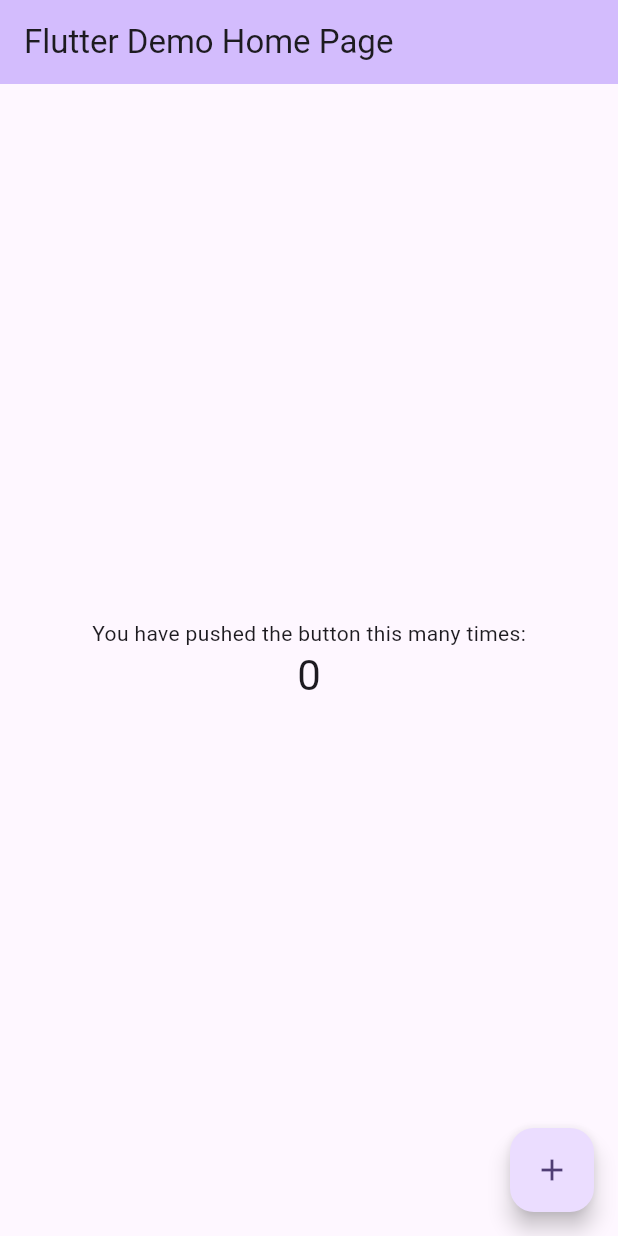
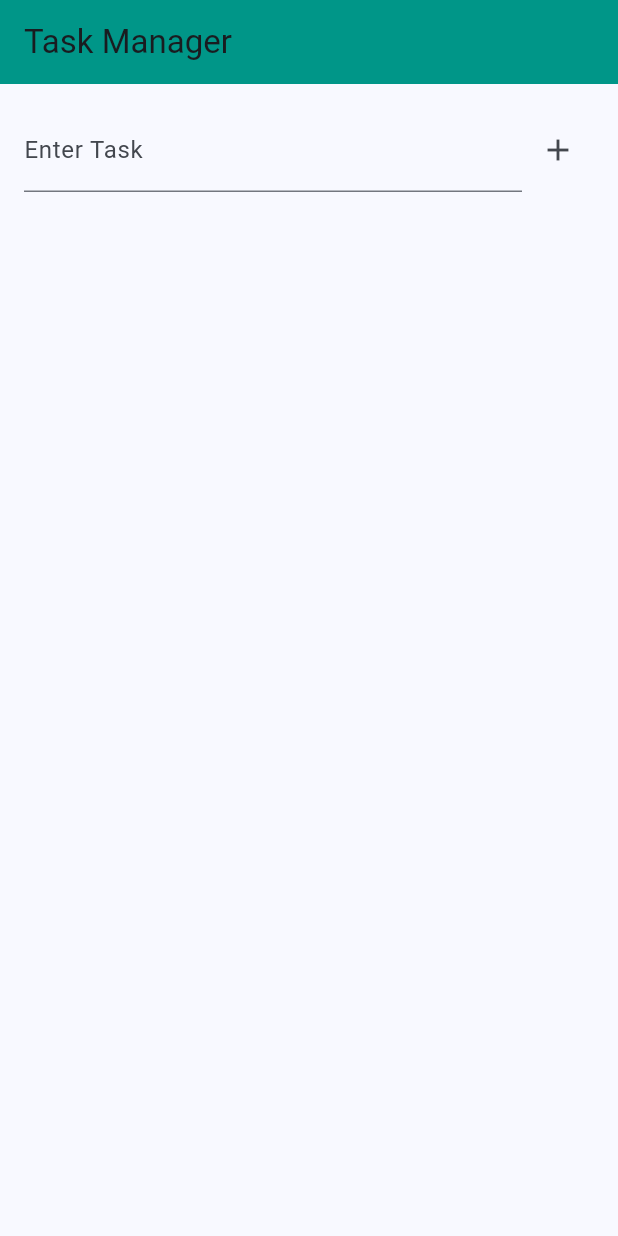
Before and after one commit to amean101/CW3, a Flutter app: the screen it shows after launch, on a phone screen of 412 x 824 dp. Run offline on Flutter 3.47's test engine with Material 3 defaults, Android fonts, the phone set to English and light mode, and no system bars.

Commit message:
Created Task class with 2 instances & started TaskList widget

```diff
--- a/lib/main.dart
+++ b/lib/main.dart
@@ -4,122 +4,117 @@ void main() {
   runApp(const MyApp());
 }
 
+class Task {
+  String name;
+  bool isCompleted;
+
+  Task(this.name, {this.isCompleted = false});
+}
+
 class MyApp extends StatelessWidget {
   const MyApp({super.key});
 
-  // This widget is the root of your application.
   @override
   Widget build(BuildContext context) {
     return MaterialApp(
-      title: 'Flutter Demo',
+      title: 'Task Manager',
+      debugShowCheckedModeBanner: false,
       theme: ThemeData(
-        // This is the theme of your application.
-        //
-        // TRY THIS: Try running your application with "flutter run". You'll see
-        // the application has a purple toolbar. Then, without quitting the app,
-        // try changing the seedColor in the colorScheme below to Colors.green
-        // and then invoke "hot reload" (save your changes or press the "hot
-        // reload" button in a Flutter-supported IDE, or press "r" if you used
-        // the command line to start the app).
-        //
-        // Notice that the counter didn't reset back to zero; the application
-        // state is not lost during the reload. To reset the state, use hot
-        // restart instead.
-        //
-        // This works for code too, not just values: Most code changes can be
-        // tested with just a hot reload.
-        colorScheme: ColorScheme.fromSeed(seedColor: Colors.deepPurple),
+        colorScheme: ColorScheme.fromSeed(seedColor: Colors.blue),
         useMaterial3: true,
       ),
-      home: const MyHomePage(title: 'Flutter Demo Home Page'),
+      home: const TaskListScreen(),
     );
   }
 }
 
-class MyHomePage extends StatefulWidget {
-  const MyHomePage({super.key, required this.title});
-
-  // This widget is the home page of your application. It is stateful, meaning
-  // that it has a State object (defined below) that contains fields that affect
-  // how it looks.
-
-  // This class is the configuration for the state. It holds the values (in this
-  // case the title) provided by the parent (in this case the App widget) and
-  // used by the build method of the State. Fields in a Widget subclass are
-  // always marked "final".
-
-  final String title;
+class TaskListScreen extends StatefulWidget {
+  const TaskListScreen({super.key});
 
   @override
-  State<MyHomePage> createState() => _MyHomePageState();
+  State<TaskListScreen> createState() => _TaskListScreenState();
 }
 
-class _MyHomePageState extends State<MyHomePage> {
-  int _counter = 0;
+class _TaskListScreenState extends State<TaskListScreen> {
+  final TextEditingController _taskController = TextEditingController();
+  final List<Task> _tasks = [];
 
-  void _incrementCounter() {
+  void _addTask() {
+    if (_taskController.text.isNotEmpty) {
+      setState(() {
+        _tasks.add(Task(_taskController.text));
+        _taskController.clear();
+      });
+    }
+  }
+
+  void _toggleTaskCompletion(int index) {
     setState(() {
-      // This call to setState tells the Flutter framework that something has
-      // changed in this State, which causes it to rerun the build method below
-      // so that the display can reflect the updated values. If we changed
-      // _counter without calling setState(), then the build method would not be
-      // called again, and so nothing would appear to happen.
-      _counter++;
+      _tasks[index].isCompleted = !_tasks[index].isCompleted;
+    });
+  }
+
+  void _deleteTask(int index) {
+    setState(() {
+      _tasks.removeAt(index);
     });
   }
 
   @override
   Widget build(BuildContext context) {
-    // This method is rerun every time setState is called, for instance as done
-    // by the _incrementCounter method above.
-    //
-    // The Flutter framework has been optimized to make rerunning build methods
-    // fast, so that you can just rebuild anything that needs updating rather
-    // than having to individually change instances of widgets.
     return Scaffold(
       appBar: AppBar(
-        // TRY THIS: Try changing the color here to a specific color (to
-        // Colors.amber, perhaps?) and trigger a hot reload to see the AppBar
-        // change color while the other colors stay the same.
-        backgroundColor: Theme.of(context).colorScheme.inversePrimary,
-        // Here we take the value from the MyHomePage object that was created by
-        // the App.build method, and use it to set our appbar title.
-        title: Text(widget.title),
+        backgroundColor: Colors.teal,
+        title: const Text('Task Manager'),
       ),
-      body: Center(
-        // Center is a layout widget. It takes a single child and positions it
-        // in the middle of the parent.
+      body: Padding(
+        padding: const EdgeInsets.all(16.0),
         child: Column(
-          // Column is also a layout widget. It takes a list of children and
-          // arranges them vertically. By default, it sizes itself to fit its
-          // children horizontally, and tries to be as tall as its parent.
-          //
-          // Column has various properties to control how it sizes itself and
-          // how it positions its children. Here we use mainAxisAlignment to
-          // center the children vertically; the main axis here is the vertical
-          // axis because Columns are vertical (the cross axis would be
-          // horizontal).
-          //
-          // TRY THIS: Invoke "debug painting" (choose the "Toggle Debug Paint"
-          // action in the IDE, or press "p" in the console), to see the
-          // wireframe for each widget.
-          mainAxisAlignment: MainAxisAlignment.center,
-          children: <Widget>[
-            const Text(
-              'You have pushed the button this many times:',
+          children: [
+            Row(
+              children: [
+                Expanded(
+                  child: TextField(
+                    controller: _taskController,
+                    decoration: const InputDecoration(
+                      labelText: 'Enter Task',
+                    ),
+                  ),
+                ),
+                IconButton(
+                  icon: const Icon(Icons.add),
+                  onPressed: _addTask,
+                ),
+              ],
             ),
-            Text(
-              '$_counter',
-              style: Theme.of(context).textTheme.headlineMedium,
+            Expanded(
+              child: ListView.builder(
+                itemCount: _tasks.length,
+                itemBuilder: (context, index) {
+                  return ListTile(
+                    leading: Checkbox(
+                      value: _tasks[index].isCompleted,
+                      onChanged: (value) => _toggleTaskCompletion(index),
+                    ),
+                    title: Text(
+                      _tasks[index].name,
+                      style: TextStyle(
+                        decoration: _tasks[index].isCompleted
+                            ? TextDecoration.lineThrough
+                            : null,
+                      ),
+                    ),
+                    trailing: IconButton(
+                      icon: const Icon(Icons.delete, color: Colors.red),
+                      onPressed: () => _deleteTask(index),
+                    ),
+                  );
+                },
+              ),
             ),
           ],
         ),
       ),
-      floatingActionButton: FloatingActionButton(
-        onPressed: _incrementCounter,
-        tooltip: 'Increment',
-        child: const Icon(Icons.add),
-      ), // This trailing comma makes auto-formatting nicer for build methods.
     );
   }
 }
```
